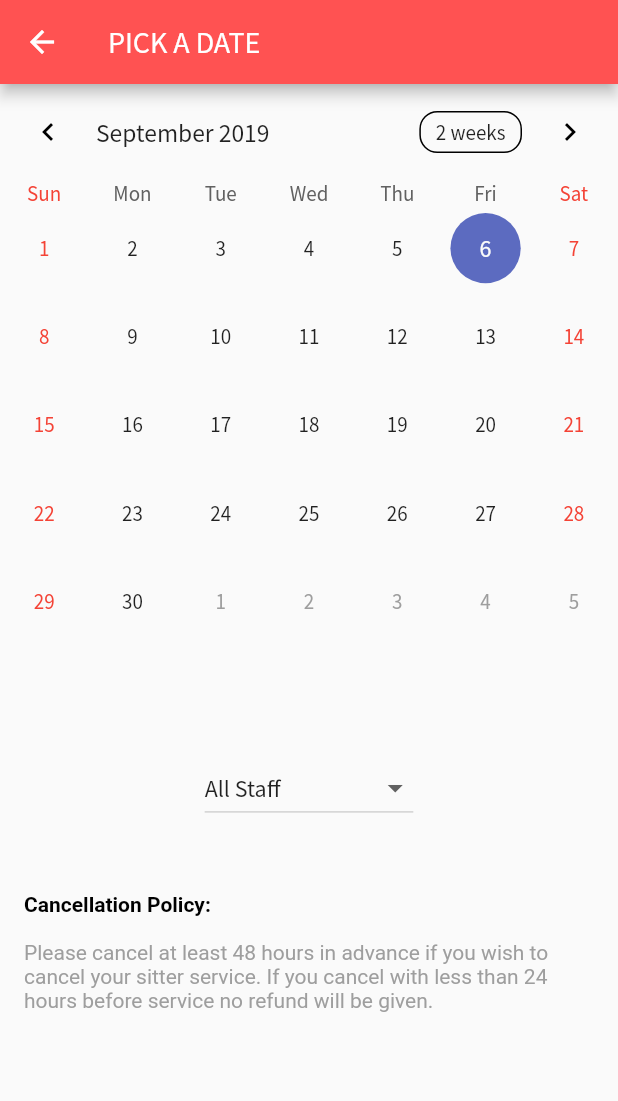
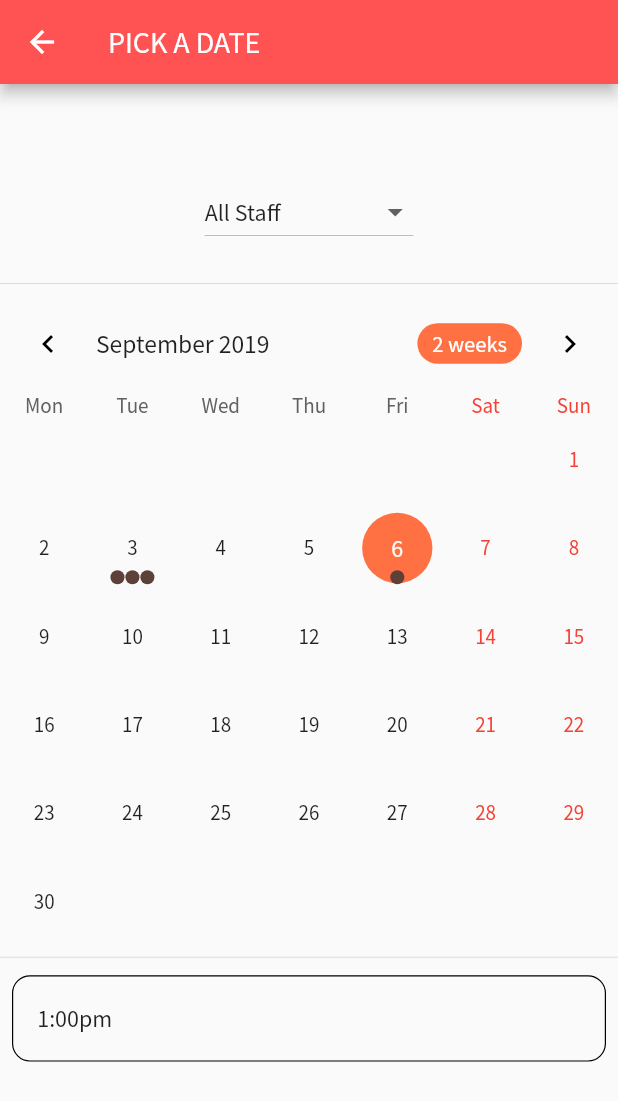
Before and after one commit to trey-a-hope/nanny-mctea-sitters, a Flutter app: the BookCalendarPage screen opened directly with empty values, on a phone screen of 412 x 824 dp. Shown: the top 1101 px of the screen. Run offline on Flutter 3.47's test engine with Material 2 defaults, Android fonts, the phone set to English and light mode, and no system bars; drawn by our look-alikes of table_calendar; our stand-ins replace cached_network_image, cloud_firestore, device_info, firebase_auth, flutter_custom_clippers, material_design_icons_flutter and 1 more; missing offline and left inert: flutter_mailer; accounts and stored records are empty; network calls fail.

Commit message:
Started skeleton of Book Sitter flow.

```diff
--- a/lib/models/user.dart
+++ b/lib/models/user.dart
@@ -4,4 +4,6 @@ class User{
   String uid;
   String id;
   DateTime time;
+  String phone;
+  String fullName;
 }
--- a/lib/pages/book_calendar.dart
+++ b/lib/pages/book_calendar.dart
@@ -1,5 +1,8 @@
+import 'dart:collection';
+
 import 'package:flutter/cupertino.dart';
 import 'package:flutter/material.dart';
+import 'package:nanny_mctea_sitters_flutter/pages/book_sitter_sitter.dart';
 import 'package:table_calendar/table_calendar.dart';
 
 class BookCalendarPage extends StatefulWidget {
@@ -18,6 +21,10 @@ class BookCalendarPageState extends State<BookCalendarPage>
   BookCalendarPageState(this.service_name);
 
   CalendarController _calendarController;
+  List _selectedEvents;
+  Map<DateTime, List> events = Map<DateTime, List>();
+  String _sitter = _sitters[0];
+  bool _isLoading = true;
 
   static List<String> _sitters = [
     'All Staff',
@@ -28,12 +35,12 @@ class BookCalendarPageState extends State<BookCalendarPage>
     'Tkeyah James'
   ];
 
-  String _sitter = _sitters[0];
-
   @override
   void initState() {
     super.initState();
     _calendarController = CalendarController();
+
+    _load();
   }
 
   @override
@@ -42,68 +49,143 @@ class BookCalendarPageState extends State<BookCalendarPage>
     super.dispose();
   }
 
+  _load() async {
+    final _selectedDay = DateTime.now();
+    events = {
+      _selectedDay.subtract(
+        Duration(days: 3),
+      ): ['12:00pm', '1:00pm', '2:00pm'],
+      _selectedDay: ['1:00pm'],
+    };
+
+    _selectedEvents = events[_selectedDay] ?? [];
+
+    setState(
+      () {
+        _isLoading = false;
+      },
+    );
+  }
+
+  void _onDaySelected(DateTime day, List events) {
+    print('CALLBACK: _onDaySelected');
+    setState(() {
+      _selectedEvents = events;
+    });
+  }
+
+  void _onVisibleDaysChanged(
+      DateTime first, DateTime last, CalendarFormat format) {
+    print('CALLBACK: _onVisibleDaysChanged');
+  }
+
   @override
   Widget build(BuildContext context) {
     return Scaffold(
       appBar: AppBar(
         title: Text('PICK A DATE'),
       ),
-      body: SingleChildScrollView(
-        child: Column(
+      body: _isLoading
+          ? Center(
+              child: CircularProgressIndicator(),
+            )
+          : Column(
+              mainAxisSize: MainAxisSize.max,
               children: <Widget>[
-            TableCalendar(
-              calendarController: _calendarController,
-            ),
                 Padding(
                   padding: EdgeInsets.all(16),
                   child: Column(
+                    crossAxisAlignment: CrossAxisAlignment.start,
                     children: <Widget>[
-                  Text(service_name,
+                      Text(
+                        service_name,
                         textAlign: TextAlign.start,
-                      style:
-                          TextStyle(fontWeight: FontWeight.bold, fontSize: 20)),
-                  SizedBox(
-                    height: 30,
+                        style: TextStyle(
+                            fontWeight: FontWeight.bold, fontSize: 20),
                       ),
-                  DropdownButton<String>(
+                      SizedBox(height: 20),
+                      _buildSitterDropDown(),
+                    ],
+                  ),
+                ),
+                Divider(),
+                _buildTableCalendar(),
+                Divider(),
+                Expanded(
+                  child: _buildEventList(),
+                ),
+              ],
+            ),
+    );
+  }
+
+  TableCalendar _buildTableCalendar() {
+    return TableCalendar(
+      calendarController: _calendarController,
+      events: events,
+      // holidays: _holidays,
+      startingDayOfWeek: StartingDayOfWeek.monday,
+      calendarStyle: CalendarStyle(
+        selectedColor: Colors.deepOrange[400],
+        todayColor: Colors.deepOrange[200],
+        markersColor: Colors.brown[700],
+        outsideDaysVisible: false,
+      ),
+      headerStyle: HeaderStyle(
+        formatButtonTextStyle:
+            TextStyle().copyWith(color: Colors.white, fontSize: 15.0),
+        formatButtonDecoration: BoxDecoration(
+          color: Colors.deepOrange[400],
+          borderRadius: BorderRadius.circular(16.0),
+        ),
+      ),
+      onDaySelected: _onDaySelected,
+      onVisibleDaysChanged: _onVisibleDaysChanged,
+    );
+  }
+
+  Widget _buildEventList() {
+    return ListView(
+      children: _selectedEvents
+          .map(
+            (event) => Container(
+              decoration: BoxDecoration(
+                border: Border.all(width: 0.8),
+                borderRadius: BorderRadius.circular(12.0),
+              ),
+              margin:
+                  const EdgeInsets.symmetric(horizontal: 8.0, vertical: 4.0),
+              child: ListTile(
+                title: Text(event.toString()),
+                onTap: () {
+                  Navigator.push(
+                    context,
+                    MaterialPageRoute(
+                      builder: (context) => BookSitterSitterPage(),
+                    ),
+                  );
+                },
+              ),
+            ),
+          )
+          .toList(),
+    );
+  }
+
+  DropdownButton _buildSitterDropDown() {
+    return DropdownButton<String>(
       value: _sitter,
       onChanged: (String newValue) {
         setState(() {
           _sitter = newValue;
         });
       },
-                    items:
-                        _sitters.map<DropdownMenuItem<String>>((String value) {
+      items: _sitters.map<DropdownMenuItem<String>>((String value) {
         return DropdownMenuItem<String>(
           value: value,
           child: Text(value),
         );
       }).toList(),
-                  ),
-                  SizedBox(
-                    height: 30,
-                  ),
-                  RichText(
-                    text: TextSpan(children: [
-                      TextSpan(text: '\n'),
-                      TextSpan(
-                          text: 'Cancellation Policy:',
-                          style: TextStyle(
-                              color: Colors.black,
-                              fontWeight: FontWeight.bold)),
-                      TextSpan(text: '\n\n'),
-                      TextSpan(
-                          text:
-                              'Please cancel at least 48 hours in advance if you wish to cancel your sitter service. If you cancel with less than 24 hours before service no refund will be given.',
-                          style: TextStyle(color: Colors.grey))
-                    ]),
-                  )
-                ],
-              ),
-            )
-          ],
-        ),
-      ),
     );
   }
 }
```
Also changed, not shown: lib/common/book_sitter_tile_widget.dart (+21 -5 lines), lib/common/drawer_widget.dart (+25 -0 lines), lib/pages/book_sitter_info.dart (added, +302 -0 lines), lib/pages/book_sitter_sitter.dart (added, +77 -0 lines), lib/pages/profile.dart (added, +57 -0 lines), 1 other file. Lines whose indentation alone changed are shown as unchanged.
